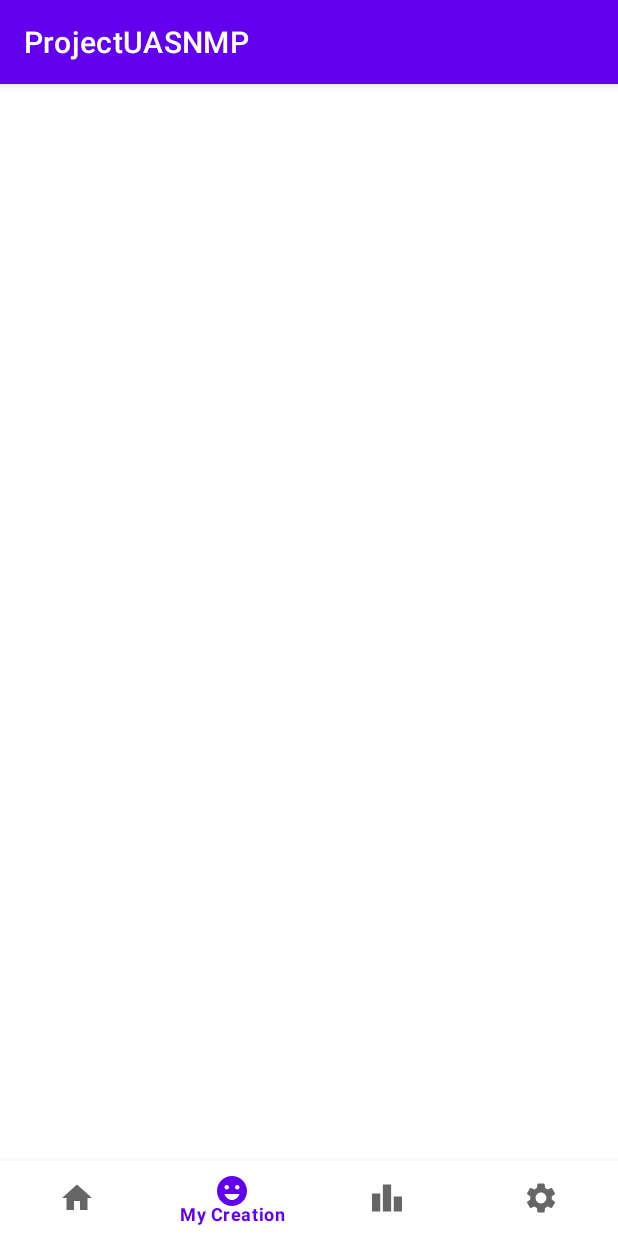
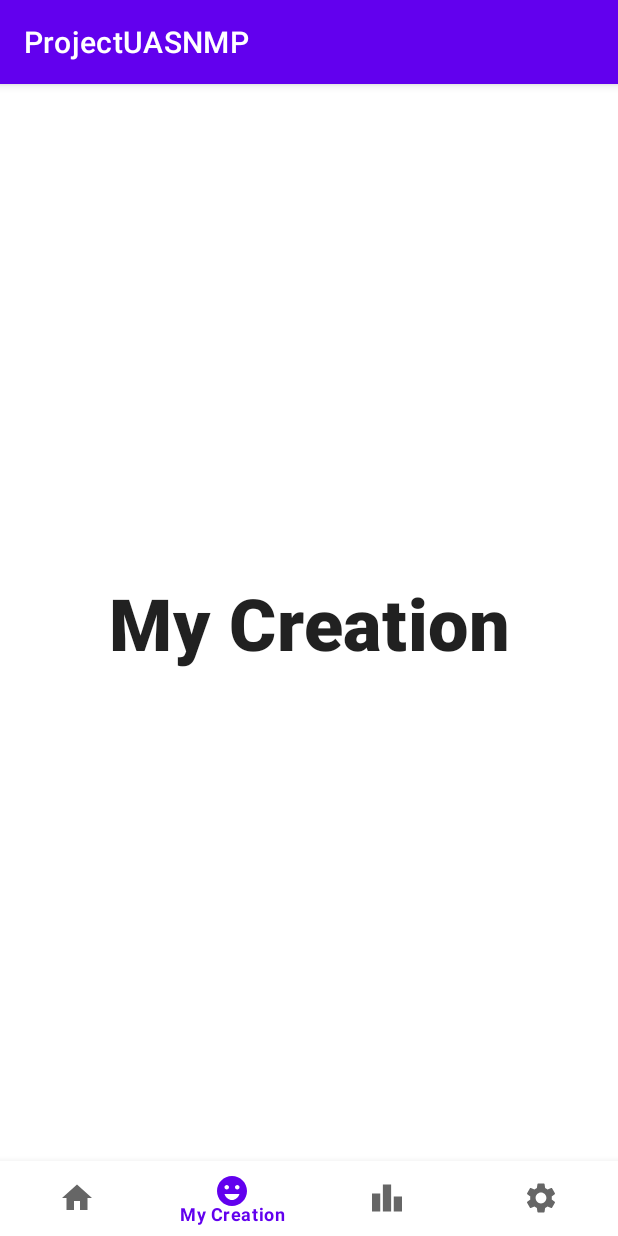
Before and after one commit to ToastedBaguette/FinalProjectNativeMobile, an Android app: the MainActivity screen opened directly, with no data from a screen before it, item 2 of the bottom bar chosen, on a phone screen of 412 x 824 dp. Run offline under Robolectric (Android 15) with nearby library versions, the phone set to English and light mode, and no system bars; network calls fail.

Commit message:
update struktur fragment

```diff
--- a/app/src/main/java/com/ubaya/projectuasnmp/LoginActivity.kt
+++ b/app/src/main/java/com/ubaya/projectuasnmp/LoginActivity.kt
@@ -35,6 +35,8 @@ class LoginActivity : AppCompatActivity() {
                         val intent = Intent(this, MainActivity::class.java)
                         this.startActivity(intent)
                         this.finish()
+                    }else{
+                        Toast.makeText(this, "Invalid username or password", Toast.LENGTH_SHORT).show()
                     }
                 },
                 Response.ErrorListener {
--- a/app/src/main/java/com/ubaya/projectuasnmp/MainActivity.kt
+++ b/app/src/main/java/com/ubaya/projectuasnmp/MainActivity.kt
@@ -2,10 +2,39 @@ package com.ubaya.projectuasnmp
 
 import androidx.appcompat.app.AppCompatActivity
 import android.os.Bundle
+import androidx.fragment.app.Fragment
+import androidx.viewpager2.widget.ViewPager2
+import kotlinx.android.synthetic.main.activity_main.*
 
 class MainActivity : AppCompatActivity() {
+    val fragments:ArrayList<Fragment> = ArrayList()
+
     override fun onCreate(savedInstanceState: Bundle?) {
         super.onCreate(savedInstanceState)
         setContentView(R.layout.activity_main)
+        fragments.add(HomeFragment())
+        fragments.add(MyCreationFragment())
+        fragments.add(LeaderboardFragment())
+        fragments.add(SettingsFragment())
+
+        val adapter = MenuAdapter(this, fragments)
+        viewpager.adapter = adapter
+
+        viewpager.registerOnPageChangeCallback(object: ViewPager2.OnPageChangeCallback() {
+            override fun onPageSelected(position: Int) {
+                bottomNav.selectedItemId = bottomNav.menu.getItem(position).itemId
+            }
+        })
+
+        bottomNav.setOnItemSelectedListener {
+            viewpager.currentItem  = when(it.itemId) {
+                R.id.itemHome -> 0
+                R.id.itemMyCreation -> 1
+                R.id.itemLeaderboard -> 2
+                R.id.itemSettings -> 3
+                else -> 0
+            }
+            true
+        }
     }
 }
--- /dev/null
+++ b/app/src/main/java/com/ubaya/projectuasnmp/MemeAdapter.kt
@@ -0,0 +1,4 @@
+package com.ubaya.projectuasnmp
+
+class MemeAdapter {
+}
--- /dev/null
+++ b/app/src/main/java/com/ubaya/projectuasnmp/MenuAdapter.kt
@@ -0,0 +1,16 @@
+package com.ubaya.projectuasnmp
+
+import androidx.appcompat.app.AppCompatActivity
+import androidx.fragment.app.Fragment
+import androidx.viewpager2.adapter.FragmentStateAdapter
+
+class MenuAdapter(val activity: AppCompatActivity, val fragments:ArrayList<Fragment>):
+    FragmentStateAdapter(activity) {
+    override fun getItemCount(): Int {
+        return fragments.size
+    }
+
+    override fun createFragment(position: Int): Fragment {
+        return fragments[position]
+    }
+}
--- a/app/src/main/res/layout/fragment_my_creation.xml
+++ b/app/src/main/res/layout/fragment_my_creation.xml
@@ -6,9 +6,16 @@
     tools:context=".MyCreationFragment">
 
     <!-- TODO: Update blank fragment layout -->
+
     <TextView
+        android:id="@+id/textView5"
+        style="@style/MaterialAlertDialog.MaterialComponents.Title.Text"
         android:layout_width="match_parent"
         android:layout_height="match_parent"
-        android:text="@string/hello_blank_fragment" />
+        android:fontFamily="sans-serif-black"
+        android:gravity="center_horizontal|center_vertical"
+        android:text="@string/my_creation"
+        android:textAlignment="center"
+        android:textSize="48sp" />
 
 </FrameLayout>
```
Also changed, not shown: app/src/main/res/layout/fragment_home.xml (+9 -3 lines), app/src/main/res/layout/fragment_leaderboard.xml (+8 -1 lines), app/src/main/res/layout/fragment_settings.xml (+8 -1 lines).
